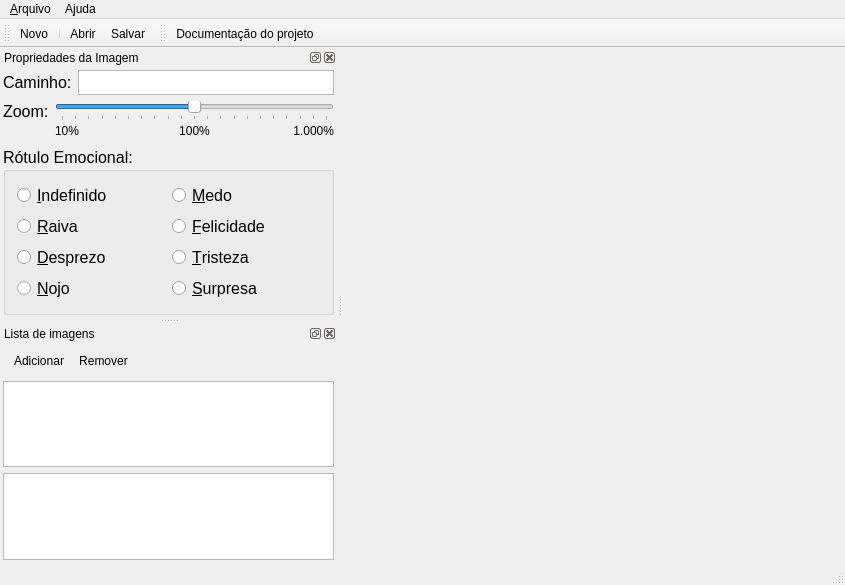
The window that fat/mainwindow.ui (luigivieira/F3) describes before a commit, drawn with Qt 5.
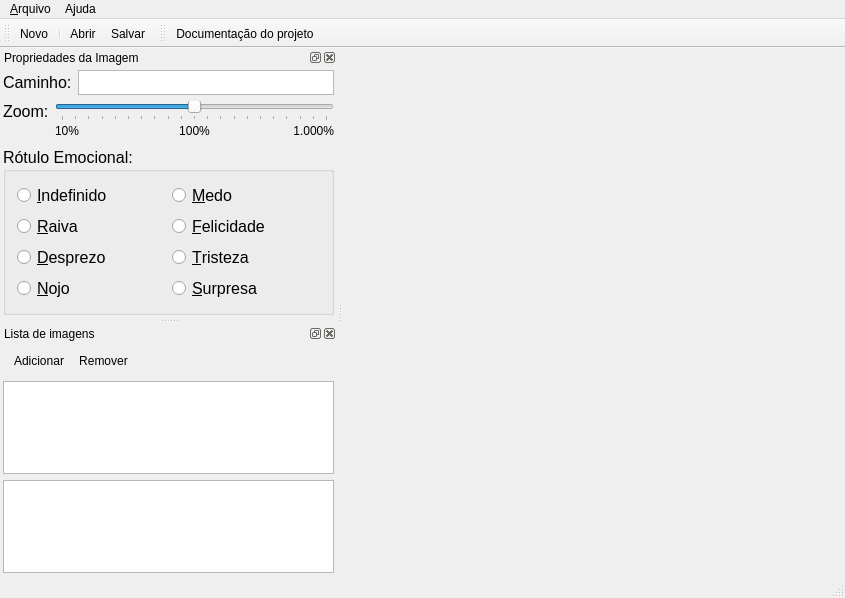
The same window after the commit. Icons and pictures are not drawn.

Commit message: Completed the implementation of the zoom functionality and the matching with the QSlider on the main window

```diff
--- a/fat/mainwindow.ui
+++ b/fat/mainwindow.ui
@@ -7,7 +7,7 @@
     <x>0</x>
     <y>0</y>
     <width>845</width>
-    <height>585</height>
+    <height>598</height>
    </rect>
   </property>
   <property name="windowTitle">
```
Left out of the diff: 3 changed lines with no effect on the pictures. The commit also changes 7 other files.
